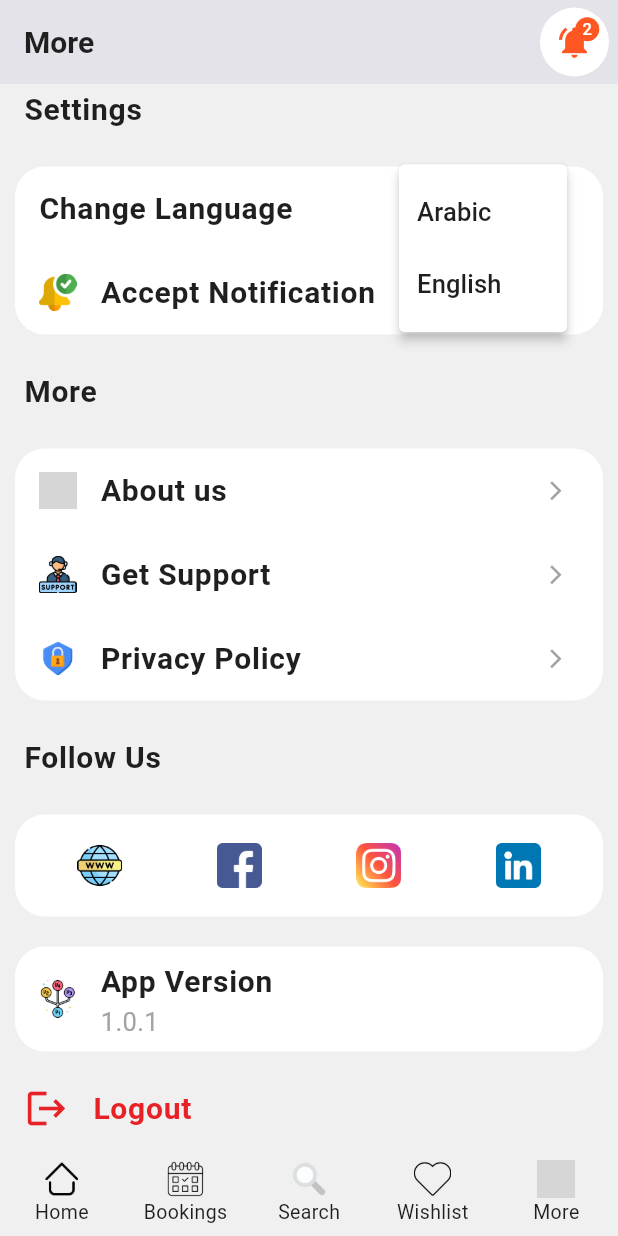
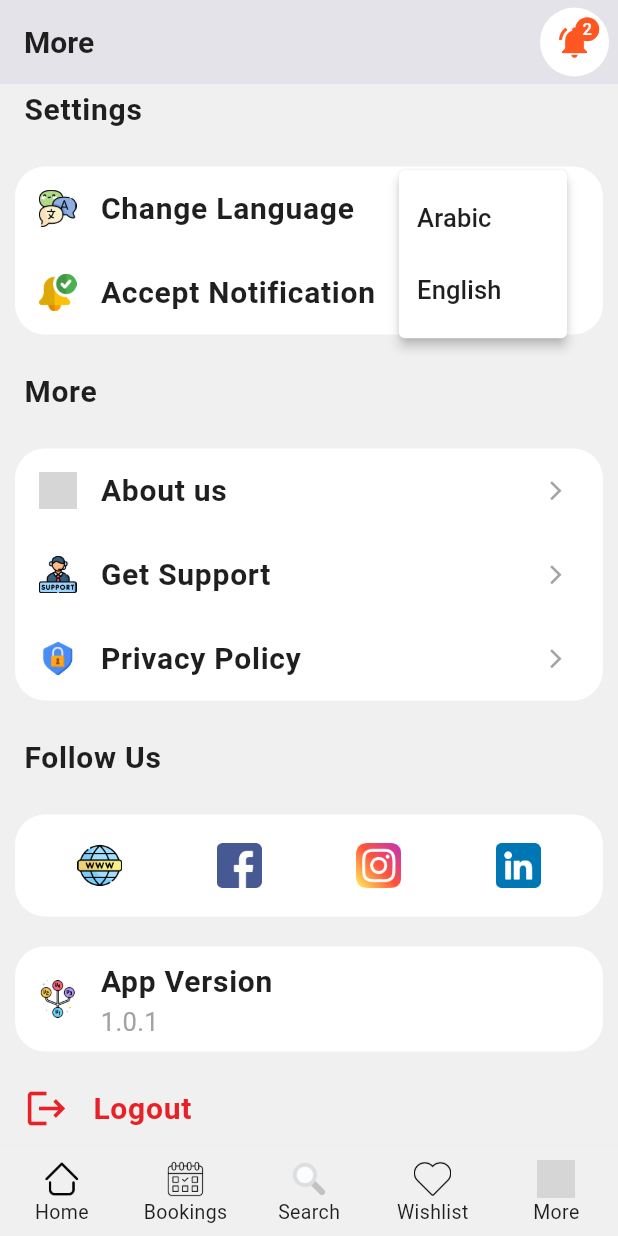
Before and after one commit to BaselAllam/bestemapp, a Flutter app: the screen it shows after launch, item 5 of the bottom bar chosen, scrolled down 444 dp, after a tap on the "arrow downward" icon, on a phone screen of 412 x 824 dp. Run offline on Flutter 3.47's test engine with Material 3 defaults, Android fonts, the phone set to English and light mode, and no system bars; our stand-ins replace carousel_slider, flutter_bloc, package_info_plus, shared_preferences; network calls fail; grey boxes are pictures that could not be loaded.

Commit message:
modifyChangeLangMethod

```diff
--- a/lib/app_settings_app/logic/app_settings_cubit.dart
+++ b/lib/app_settings_app/logic/app_settings_cubit.dart
@@ -2,10 +2,11 @@ import 'package:bestemapp/app_settings_app/logic/app_settings_states.dart';
 import 'package:bestemapp/lang/en.dart';
 import 'package:bestemapp/shared/utils/app_assets.dart';
 import 'package:bestemapp/shared/utils/app_lang_assets.dart';
+import 'package:bestemapp/shared/utils/local_storage.dart';
 import 'package:flutter/cupertino.dart';
 import 'package:flutter_bloc/flutter_bloc.dart';
 
-final Map<String, String> selectedLang = enData;
+Map<String, String> selectedLang = enData;
 enum LanguageOption {ar, en}
 
 class AppSettingsCubit extends Cubit<AppSettingsStates> {
@@ -17,10 +18,33 @@ class AppSettingsCubit extends Cubit<AppSettingsStates> {
   Locale _selectedLocale = Locale('en');
   Locale get selectedLocale => _selectedLocale;
 
-  void changeLanguage(LanguageOption newLang) {
+  Future<void> changeLanguage(LanguageOption newLang) async {
     _selectedLangOption = newLang;
-    if (newLang == LanguageOption.ar) _selectedLocale = Locale('ar');
-    if (newLang == LanguageOption.en) _selectedLocale = Locale('en');
+    if (newLang == LanguageOption.ar) {
+      _selectedLocale = Locale('ar');
+      // selectedLang = arData;
+      saveStringToLocal(AppAssets.appLang, LanguageOption.ar.name);
+    } else if (newLang == LanguageOption.en) {
+      _selectedLocale = Locale('en');
+      // selectedLang = enData;
+      saveStringToLocal(AppAssets.appLang, 'en');
+    }
+    emit(ChangeLanguageState());
+  }
+
+  Future<void> checkLang() async {
+    String lang = await getStringFromLocal(AppAssets.appLang);
+    if (lang == LanguageOption.ar.name) {
+      _selectedLangOption = LanguageOption.ar;
+      _selectedLocale = Locale('ar');
+      // selectedLang = arData;
+      saveStringToLocal(AppAssets.appLang, 'ar');
+    } else if (lang == LanguageOption.en.name || lang.isEmpty) {
+      _selectedLangOption = LanguageOption.en;
+      _selectedLocale = Locale('en');
+      // selectedLang = enData;
+      saveStringToLocal(AppAssets.appLang, LanguageOption.en.name);
+    }
     emit(ChangeLanguageState());
   }
 
--- a/lib/app_settings_app/screens/more_screen.dart
+++ b/lib/app_settings_app/screens/more_screen.dart
@@ -28,7 +28,7 @@ class MoreScreen extends StatefulWidget {
 
 class _MoreScreenState extends State<MoreScreen> {
 
-  final List<Map<String, dynamic>> social = [{'icon': AppAssets.webIcon, 'url': 'https://basselallam.com'}, {'icon': AppAssets.facebookIcon, 'url': 'https://basselallam.com'}, {'icon': AppAssets.instagramIcon, 'url': 'https://basselallam.com'}, {'icon': AppAssets.linkedinIcon, 'url': 'https://basselallam.com'}];
+  final List<Map<String, dynamic>> social = [{'icon': AppAssets.webIcon, 'url': 'https://bestem.app'}, {'icon': AppAssets.facebookIcon, 'url': 'https://www.facebook.com/profile.php?id=61572279167259'}, {'icon': AppAssets.instagramIcon, 'url': 'https://www.instagram.com/bestem.app/?hl=en'}, {'icon': AppAssets.linkedinIcon, 'url': 'https://basselallam.com'}];
 
   String versionNumber = '';
   bool isAcceptLang = true;
@@ -148,6 +148,7 @@ class _MoreScreenState extends State<MoreScreen> {
   buildChangeLanguage() {
     return BlocBuilder<AppSettingsCubit, AppSettingsStates>(
       builder: (context, state) => ListTile(
+        leading: Image.asset(AppAssets.langIcon, height: 25, width: 25.0),
         title: Text(selectedLang[AppLangAssets.changeLang]!, style: AppFonts.primaryFontBlackColor),
         trailing: PopupMenuButton(
           color: AppColors.whiteColor,
@@ -175,8 +176,9 @@ class _MoreScreenState extends State<MoreScreen> {
                     size: Size(100.0, 30.0),
                     color: AppColors.redColor,
                     radius: 15.0,
-                    onPress: () {
-                      BlocProvider.of<AppSettingsCubit>(context).changeLanguage(value);
+                    onPress: () async {
+                      await BlocProvider.of<AppSettingsCubit>(context).changeLanguage(value);
+                      Navigator.pop(context);
                     }
                   ),
                 ],
--- /dev/null
+++ b/lib/app_settings_app/screens/splash_screen.dart
@@ -0,0 +1,74 @@
+
+
+
+import 'package:bestemapp/app_settings_app/screens/bottom_nav_bar_screen.dart';
+import 'package:bestemapp/shared/shared_widgets/loading_spinner.dart';
+import 'package:bestemapp/shared/utils/app_assets.dart';
+import 'package:bestemapp/shared/utils/init_data.dart';
+import 'package:flutter/material.dart';
+
+class SplashScreen extends StatefulWidget {
+  final bool isNotification;
+  SplashScreen({required this.isNotification});
+
+  @override
+  State<SplashScreen> createState() => _SplashScreenState();
+}
+
+class _SplashScreenState extends State<SplashScreen> {
+  @override
+  Widget build(BuildContext context) {
+    return Scaffold(
+      backgroundColor: Colors.white,
+      body: FutureBuilder(
+        future: fun(),
+        builder: (context, snapshot) {
+          if (snapshot.hasData == true) {
+            return BottomNavBarScreen();
+            // if (widget.isNotification) {
+            //   return NotificationScreen(isNotification: widget.isNotification);
+            // } else if (snapshot.data == 'home') {
+            //   return BottomNavBar();
+            // } else if (snapshot.data == 'welcome') {
+            //   return OnBoardingScreen();
+            // } else if (snapshot.data == 'redirectPhone') {
+            //   return PhoneOTPScreen();
+            // } else if (snapshot.data == 'redirectEmail') {
+            //   return EmailOTPScreen();
+            // } else if (snapshot.data == 'errorScreen') {
+            //   return ErrorScreen();
+            // }
+          }
+          return Container(
+            child: Center(
+              child: Column(
+                mainAxisSize: MainAxisSize.min,
+                children: [
+                  Image.asset(AppAssets.bestemLogo, height: 400, width: 400),
+                  SizedBox(height: 20.0,),
+                  CustomLoadingSpinner(),
+                ],
+              ),
+            ),
+          );
+        },
+      ),
+    );
+  }
+
+  Future<String> fun() async {
+    await Future.delayed(Duration(seconds: 2));
+    // // bool isLogin = await getBoolFromLocal(AppAssets.isLogIn);
+    // String screen = '';
+    // if (isLogin) {
+    //   screen = await BlocProvider.of<UserCubit>(context).getUserData();
+    // } else {
+    //   screen = 'welcome';
+    // }
+    // if (screen == 'home' || screen == 'redirectEmail' || screen == 'redirectPhone') {
+    //   await initData(context);
+    // }
+    await initData(context);
+     return 'screen';
+  }
+}
--- a/lib/main.dart
+++ b/lib/main.dart
@@ -1,7 +1,6 @@
 import 'package:bestemapp/app_settings_app/logic/app_settings_cubit.dart';
 import 'package:bestemapp/app_settings_app/logic/app_settings_states.dart';
-import 'package:bestemapp/app_settings_app/screens/bottom_nav_bar_screen.dart';
-import 'package:bestemapp/user_app/screens/login_screen.dart';
+import 'package:bestemapp/app_settings_app/screens/splash_screen.dart';
 import 'package:flutter/material.dart';
 import 'package:flutter_bloc/flutter_bloc.dart';
 import 'package:flutter_localizations/flutter_localizations.dart';
@@ -35,7 +34,7 @@
             GlobalWidgetsLocalizations.delegate,
             GlobalCupertinoLocalizations.delegate
           ],
-          home: BottomNavBarScreen(),
+          home: SplashScreen(isNotification: false),
         ),
       ),
     );
--- a/lib/shared/utils/app_assets.dart
+++ b/lib/shared/utils/app_assets.dart
@@ -1,6 +1,7 @@
 
 
 class AppAssets {
+  // icons
   static String aboutUsIcon = 'assets/imgs/aboutUs.png';
   static String addToFavIcon = 'assets/imgs/addToFav.png';
   static String appVersionIcon = 'assets/imgs/appVersion.png';
@@ -38,4 +39,6 @@ class AppAssets {
   static String acceptNotificationIcon = 'assets/imgs/acceptNotification.png';
   static String searchIcon = 'assets/imgs/search.png';
   static String emptySearchIcon = 'assets/imgs/emptySearch.png';
+  // txts
+  static String appLang = 'AppLang';
 }
--- /dev/null
+++ b/lib/shared/utils/init_data.dart
@@ -0,0 +1,11 @@
+import 'package:bestemapp/app_settings_app/logic/app_settings_cubit.dart';
+import 'package:flutter/material.dart';
+import 'package:flutter_bloc/flutter_bloc.dart';
+
+bool isInitLoading = false;
+
+Future<void> initData(BuildContext context) async {
+  isInitLoading = true;
+  await BlocProvider.of<AppSettingsCubit>(context).checkLang();
+  isInitLoading = false;
+}
```
